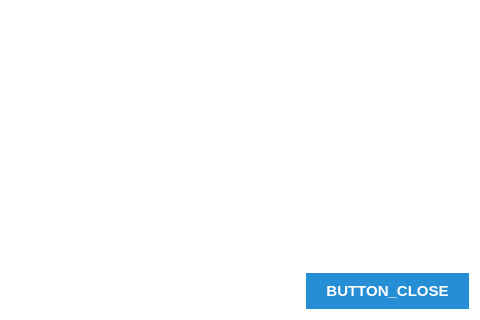
Scille/parsec-cloud, file parsec/core/gui/forms/settings_dialog.ui: the form before one commit; both pictures show x 263 to 743 and y 218 to 538 of the 743 by 538 pixel window.
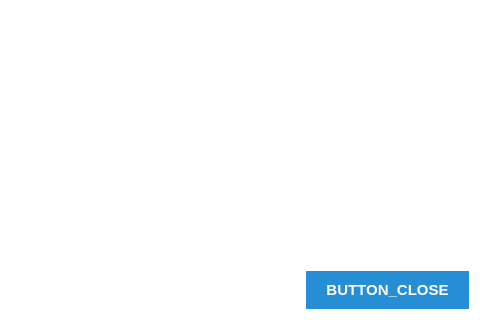
The form after the commit. Icons and pictures are not drawn. Custom widgets are drawn as their Qt base class.

Commit message: [GUI] Fixed style errors linked to PyQt update

Patch:
```diff
--- a/parsec/core/gui/forms/settings_dialog.ui
+++ b/parsec/core/gui/forms/settings_dialog.ui
@@ -29,10 +29,10 @@
 color: white;
 background-color: rgb(38, 142, 212);
 border: 0;
-padding: 10px;
+padding: 3px;
 font-size: 15px;
 font-weight: bold;
-height: 16px;
+height: 32px;
 padding-left: 20px;
 padding-right: 20px;
 }
@@ -52,8 +52,7 @@
 {
 border: 1px solid rgb(46, 46, 46);
 padding-left: 10px;
-height: 16px;
-color: rgb(0, 0, 0);
+height: 32px;
 }
 
 QLineEdit[readOnly=&quot;true&quot;]
@@ -66,11 +65,6 @@
 border: 1px solid rgb(180, 180, 180);
 }
 
-QCheckBox
-{
-color: rgb(0, 0, 0);
-}
-
 QCheckBox::indicator
 {
 width: 15px;
@@ -91,7 +85,7 @@
 background-color: white;
 color: black;
 padding-left: 5px;
-height: 16px;
+height: 32px;
 }
 
 QComboBox::drop-down
```
The commit also changes 1 other file.
